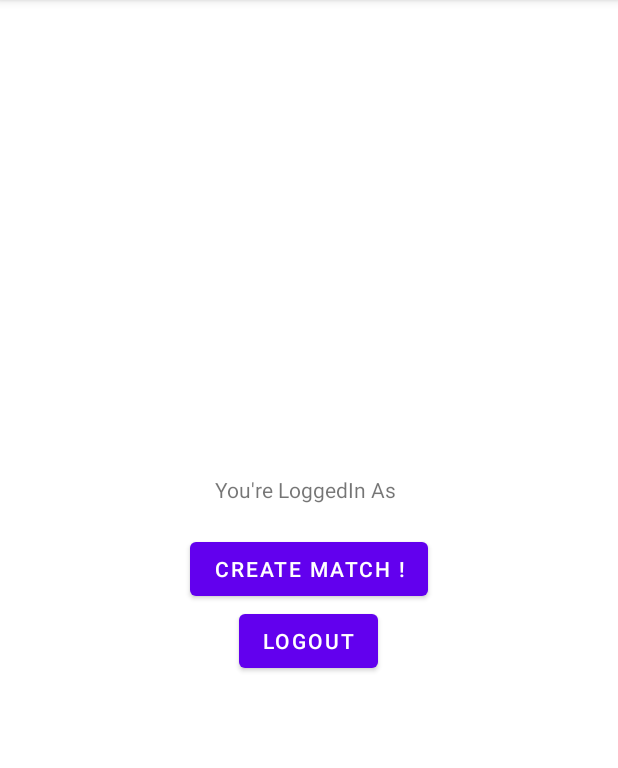
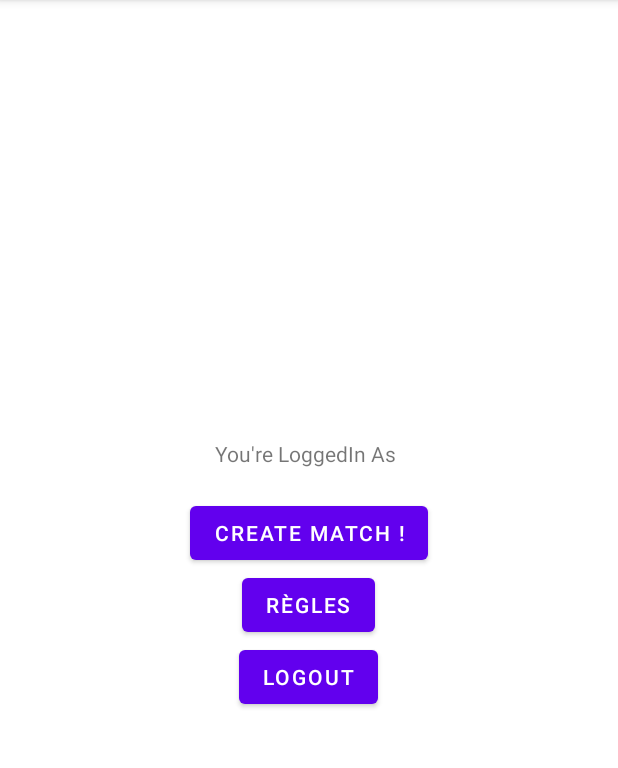
Before and after one commit to Elania-Marvers/LapinPongOnline, an Android app: the screen it shows after launch once a user with an empty profile is signed in (ProfileActivity), on a phone screen of 412 x 824 dp, the part 84-852 px from its top. Run offline under Robolectric (Android 15) with nearby library versions, the phone set to English and light mode, and no system bars; our stand-ins replace Firebase (no records; nobody signed in at launch, a user with empty details on screens opened directly), Picasso.

Commit message:
adding things

```diff
--- a/app/src/main/AndroidManifest.xml
+++ b/app/src/main/AndroidManifest.xml
@@ -11,6 +11,9 @@
         android:roundIcon="@mipmap/ic_launcher_round"
         android:supportsRtl="true"
         android:theme="@style/Theme.LapinPongOnline">
+        <activity
+            android:name=".RulesActivity"
+            android:exported="false" />
         <activity
             android:name=".GameActivity"
             android:exported="false" />
--- a/app/src/main/res/layout/activity_profile.xml
+++ b/app/src/main/res/layout/activity_profile.xml
@@ -34,6 +34,12 @@
         android:layout_height="wrap_content"
         android:text="create match !" />
 
+    <Button
+        android:id="@+id/rules"
+        android:layout_width="wrap_content"
+        android:layout_height="wrap_content"
+        android:text="Règles" />
+
 
     <Button
         android:id="@+id/logOutBtn"
```
Also changed, not shown: app/src/main/java/com/game/lapinpongonline/RulesActivity.kt (added, +18 -0 lines), app/src/main/res/layout/activity_rules.xml (added, +37 -0 lines).
